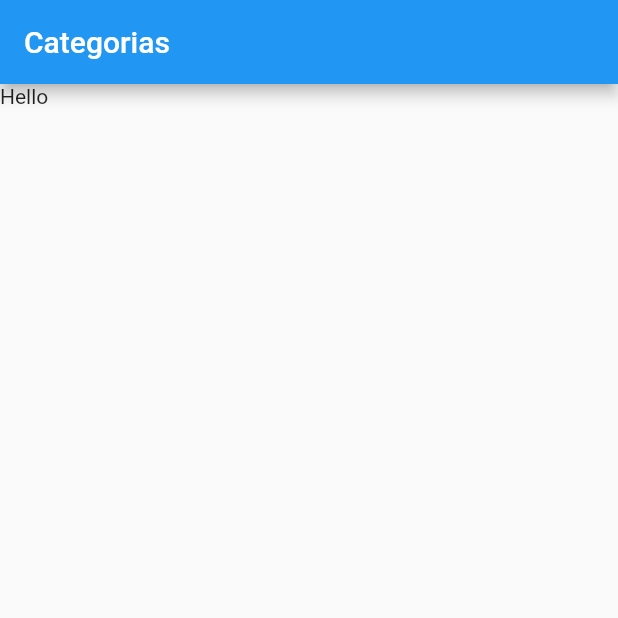
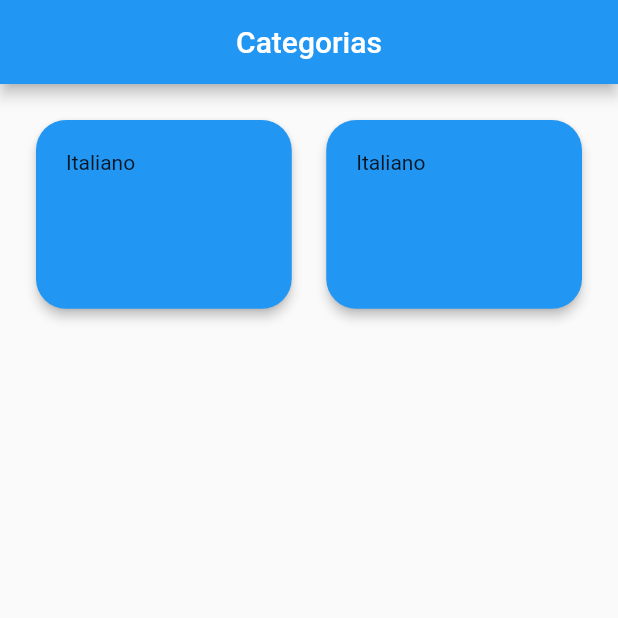
Before and after one commit to kiszewski/Meals, a Flutter app: the screen it shows after launch, on a phone screen of 412 x 824 dp, the top half of it. Run offline on Flutter 3.47's test engine with Material 2 defaults, Android fonts, the phone set to English and light mode, and no system bars.

Commit message:
grid and item categories widgets

```diff
--- /dev/null
+++ b/lib/components/meal_categories_grid.dart
@@ -0,0 +1,19 @@
+import 'package:flutter/material.dart';
+import 'meal_categories_item.dart';
+
+class MealCategoriesGrid extends StatelessWidget {
+  @override
+  Widget build(BuildContext context) {
+    return GridView.count(
+          crossAxisCount: 2,
+          childAspectRatio: (4/3),
+          mainAxisSpacing: 15,
+          crossAxisSpacing: 15,
+          padding: EdgeInsets.all(20),
+          children: <Widget>[
+            MealCategoriesItem(),
+            MealCategoriesItem(),
+          ],
+        );
+  }
+}
--- /dev/null
+++ b/lib/components/meal_categories_item.dart
@@ -0,0 +1,15 @@
+import 'package:flutter/material.dart';
+
+class MealCategoriesItem extends StatelessWidget {
+  @override
+  Widget build(BuildContext context) {
+    return Card(
+      elevation: 3,
+      child: Padding(
+        padding: EdgeInsets.all(20),
+        child: Text('Italiano')),
+      color: Colors.blue,
+      shape: RoundedRectangleBorder(borderRadius: BorderRadius.circular(20)),
+    );
+  }
+}
--- a/lib/main.dart
+++ b/lib/main.dart
@@ -1,4 +1,5 @@
 import 'package:flutter/material.dart';
+import 'components/meal_categories_grid.dart';
 
 void main() {
   runApp(MyApp());
@@ -16,8 +17,9 @@ class _MyAppState extends State<MyApp> {
       home: Scaffold(
         appBar: AppBar(
           title: Text('Categorias'),
+          centerTitle: true,
         ),
-        body: Container(child: Text('Hello')),
+        body: MealCategoriesGrid()
       ),
     );
   }
```
